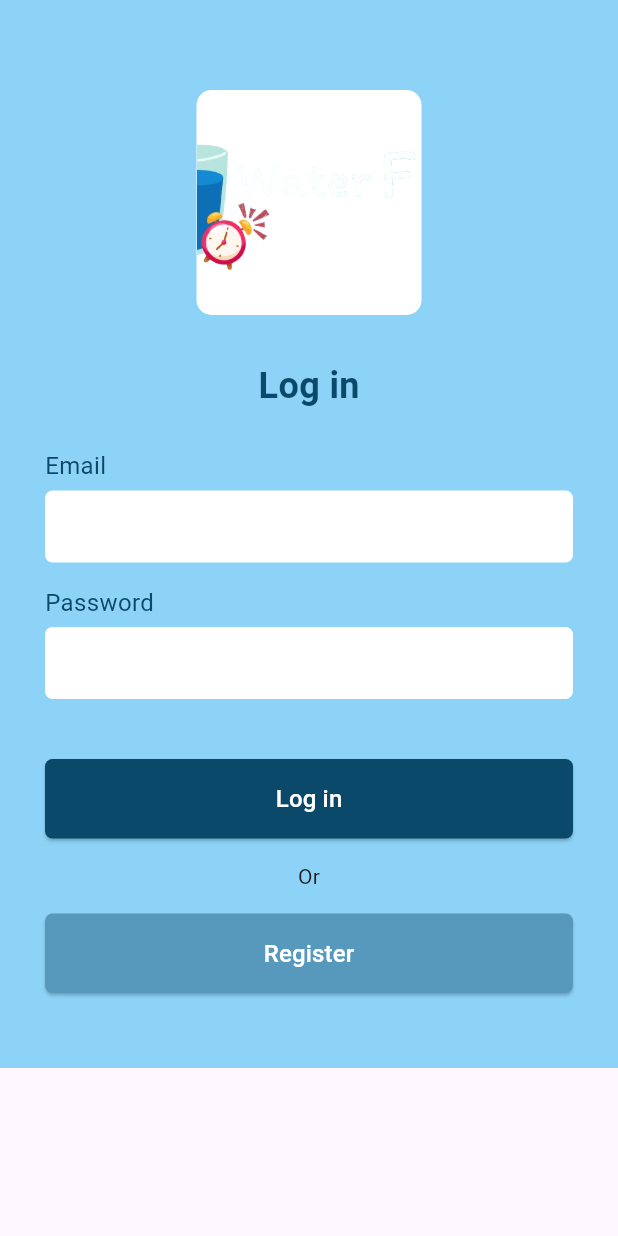
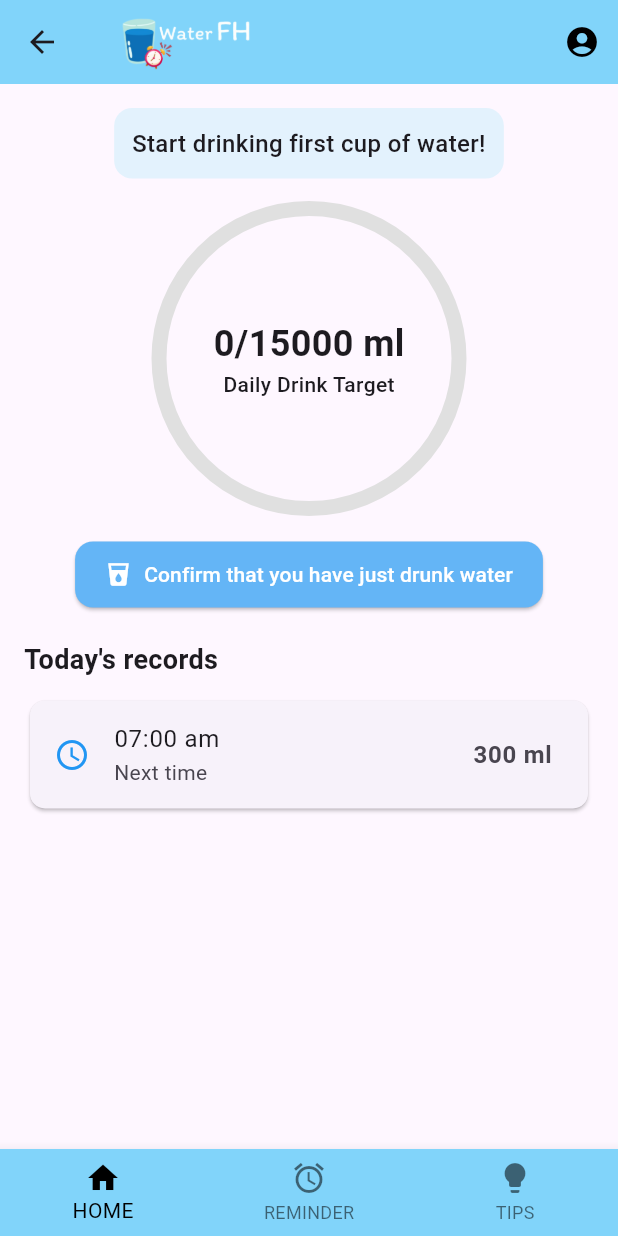
Before and after one commit to Maruuji24/water_fh, a Flutter app: the screen it shows after launch, after a tap on "Register", on a phone screen of 412 x 824 dp. Run offline on Flutter 3.47's test engine with Material 3 defaults, Android fonts, the phone set to English and light mode, and no system bars.

Commit message:
เพิ่มหน้า Home กับแก้ Login

```diff
--- a/lib/home.dart
+++ b/lib/home.dart
@@ -0,0 +1,150 @@
+import 'package:flutter/material.dart';
+
+class HomePage extends StatefulWidget {
+  const HomePage({Key? key}) : super(key: key); // เพิ่ม Key? key
+
+  @override
+  _HomePageState createState() => _HomePageState();
+}
+
+class _HomePageState extends State<HomePage> {
+  int _selectedIndex = 0;
+  double _currentIntake = 0;
+  final double _targetIntake = 15000;
+  final double _cupSize = 300;
+
+  void _incrementWaterIntake() {
+    setState(() {
+      _currentIntake += _cupSize;
+      if (_currentIntake > _targetIntake) _currentIntake = _targetIntake;
+    });
+  }
+
+  void _onItemTapped(int index) {
+    setState(() {
+      _selectedIndex = index;
+    });
+  }
+
+  @override
+  Widget build(BuildContext context) {
+    return Scaffold(
+      appBar: AppBar(
+        backgroundColor: Colors.lightBlue[200],
+        elevation: 0,
+        title: Row(
+          children: [
+            Image.asset("assets/image/logofh.png", height: 60), // เพิ่ม Image.asset แทน Text
+          ],
+        ),
+        actions: [
+          IconButton(
+            icon: Icon(Icons.account_circle, color: Colors.black),
+            onPressed: () {},
+          ),
+        ],
+      ),
+      body: SingleChildScrollView(
+        padding: EdgeInsets.all(16.0),
+        child: Column(
+          crossAxisAlignment: CrossAxisAlignment.center,
+          children: [
+            // ข้อความให้กำลังใจ
+            Container(
+              padding: EdgeInsets.all(12),
+              decoration: BoxDecoration(
+                color: Colors.blue[50],
+                borderRadius: BorderRadius.circular(12),
+              ),
+              child: Text(
+                "Start drinking first cup of water!",
+                textAlign: TextAlign.center,
+                style: TextStyle(fontSize: 16, fontWeight: FontWeight.w500),
+              ),
+            ),
+            SizedBox(height: 20),
+
+            // ตัวบ่งชี้ความคืบหน้าของปริมาณน้ำ
+            Stack(
+              alignment: Alignment.center,
+              children: [
+                SizedBox(
+                  height: 200,
+                  width: 200,
+                  child: CircularProgressIndicator(
+                    value: _currentIntake / _targetIntake,
+                    backgroundColor: Colors.grey[300],
+                    color: Colors.blue,
+                    strokeWidth: 10,
+                  ),
+                ),
+                Column(
+                  children: [
+                    Text(
+                      "${_currentIntake.toInt()}/15000 ml",
+                      style: TextStyle(fontSize: 24, fontWeight: FontWeight.bold),
+                    ),
+                    Text(
+                      "Daily Drink Target",
+                      style: TextStyle(fontSize: 14, fontWeight: FontWeight.w500),
+                    ),
+                  ],
+                ),
+              ],
+            ),
+            SizedBox(height: 20),
+
+            // ปุ่มยืนยันการดื่มน้ำ
+            ElevatedButton.icon(
+              onPressed: _incrementWaterIntake,
+              icon: Icon(Icons.local_drink),
+              label: Text("Confirm that you have just drunk water"),
+              style: ElevatedButton.styleFrom(
+                backgroundColor: Colors.blue[300],
+                foregroundColor: Colors.white,
+                shape: RoundedRectangleBorder(borderRadius: BorderRadius.circular(12)),
+                padding: EdgeInsets.symmetric(horizontal: 20, vertical: 12),
+              ),
+            ),
+            SizedBox(height: 20),
+
+            // ส่วนบันทึกประจำวัน
+            Align(
+              alignment: Alignment.centerLeft,
+              child: Text(
+                "Today's records",
+                style: TextStyle(fontSize: 18, fontWeight: FontWeight.bold),
+              ),
+            ),
+            SizedBox(height: 10),
+
+            // รายการบันทึก
+            Card(
+              shape: RoundedRectangleBorder(borderRadius: BorderRadius.circular(10)),
+              child: ListTile(
+                leading: Icon(Icons.access_time, color: Colors.blue),
+                title: Text("07:00 am"),
+                subtitle: Text("Next time"),
+                trailing: Text("300 ml", style: TextStyle(fontSize: 16, fontWeight: FontWeight.bold)),
+              ),
+            ),
+          ],
+        ),
+      ),
+
+      // ปุ่มนำทางด้านล่าง
+      bottomNavigationBar: BottomNavigationBar(
+        backgroundColor: Colors.lightBlue[200],
+        selectedItemColor: Colors.black,
+        unselectedItemColor: Colors.black54,
+        currentIndex: _selectedIndex,
+        onTap: _onItemTapped,
+        items: [
+          BottomNavigationBarItem(icon: Icon(Icons.home), label: "HOME"),
+          BottomNavigationBarItem(icon: Icon(Icons.alarm), label: "REMINDER"),
+          BottomNavigationBarItem(icon: Icon(Icons.lightbulb), label: "TIPS"),
+        ],
+      ),
+    );
+  }
+}
--- a/lib/login.dart
+++ b/lib/login.dart
@@ -1,4 +1,5 @@
 import 'package:flutter/material.dart';
+import 'home.dart';
 
 class LoginScreen extends StatefulWidget {
   @override
@@ -146,10 +147,10 @@ class _LoginScreenState extends State<LoginScreen> {
                 width: double.infinity, //ขนาดของปุ่ม Register ถ้าไม่พอใจเปลี่ยนได้แต่บอกด้วย
                 child: ElevatedButton(
                   onPressed: () {
-                    // กด register แล้วจะให้ไปไหน
-
-
-
+                    Navigator.push(
+                      context,
+                        MaterialPageRoute(builder: (context) => HomePage()),
+                    );
                   },
                   style: ElevatedButton.styleFrom(
                     backgroundColor: Color(0xFF5799BD),
```
Also changed, not shown: pubspec.lock.
